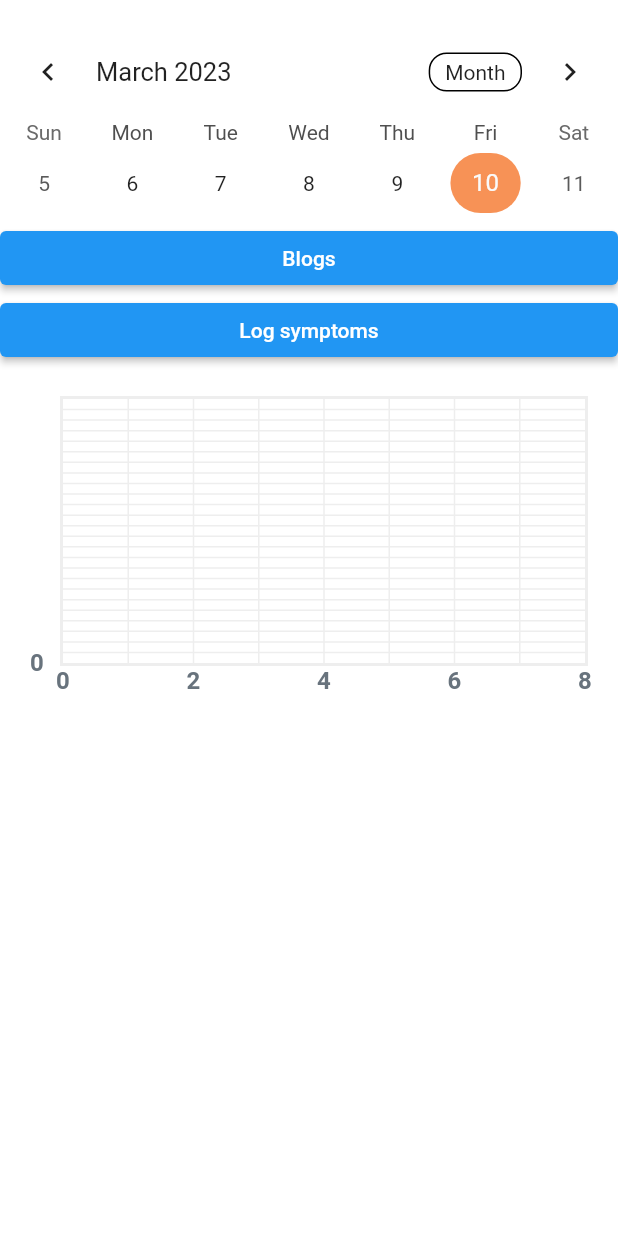
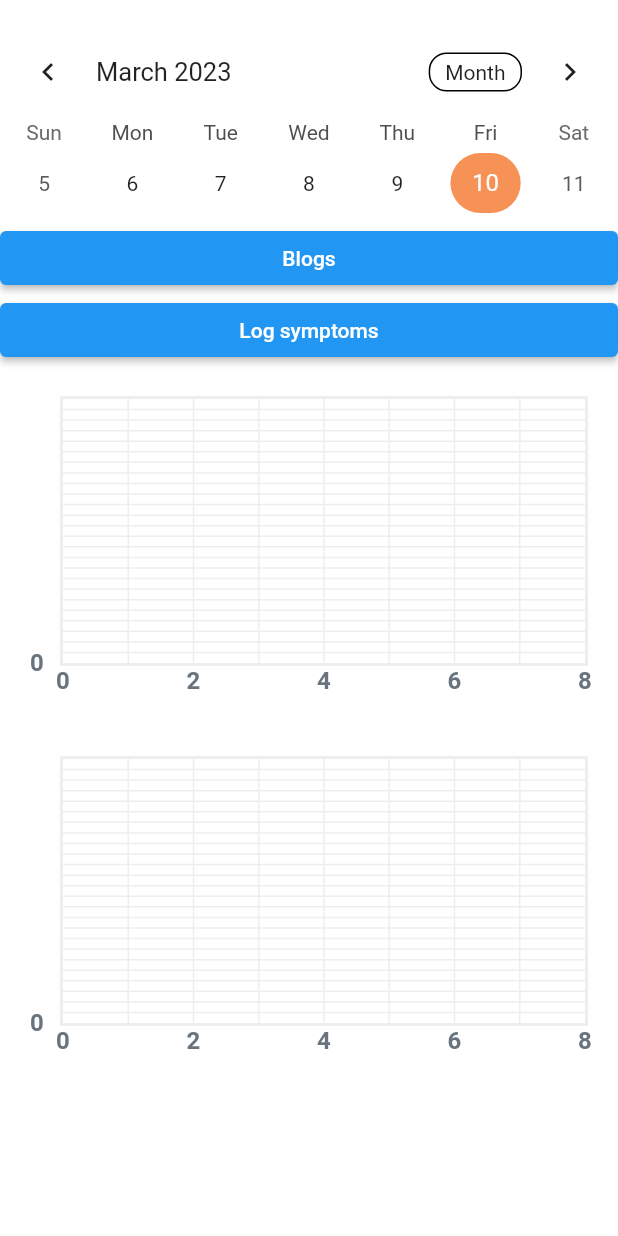
Before and after one commit to faakeha/zen, a Flutter app: the screen it shows after launch, on a phone screen of 412 x 824 dp. Run offline on Flutter 3.47's test engine with Material 2 defaults, Android fonts, the phone set to English and light mode, and no system bars; drawn by our look-alikes of fl_chart, table_calendar; our stand-ins replace cloud_firestore, firebase_auth, firebase_core, flutter_svg, fluttertoast, google_sign_in and 2 more; accounts and stored records are empty.

Commit message:
performance chart

```diff
--- a/lib/controllers/flchartpage_provider.dart
+++ b/lib/controllers/flchartpage_provider.dart
@@ -16,6 +16,10 @@ class FlChartPageProvider with ChangeNotifier {
 
   List<double> get scoreTotals => _scoreTotals;
 
+  List<double> _scoreAvg = [];
+
+  List<double> get scoreAvg => _scoreAvg;
+
   Future<void> getUser() async {
     _user = await _userRepository.getUser();
     notifyListeners();
@@ -27,7 +31,7 @@ class FlChartPageProvider with ChangeNotifier {
     List<AssessmentJson> x1;
     x1 = _user.assessments;
     print('${_user.assessments.length} LENGTH OF ASSESSMENTS');
-    if(x1.isNotEmpty) {
+    if (x1.isNotEmpty) {
       for (var item in x1) {
         print(item.symptomsTotal.toString());
         symptoms_total.add(item.symptomsTotal);
@@ -35,6 +39,21 @@ class FlChartPageProvider with ChangeNotifier {
       _scoreTotals = symptoms_total;
       notifyListeners();
     }
+  }
 
+  Future<void> PerformanceAvg() async {
+    List<double> performance_avg = [];
+
+    List<AssessmentJson> x1;
+    x1 = _user.assessments;
+    print('${_user.assessments.length} LENGTH OF ASSESSMENTS');
+    if (x1.isNotEmpty) {
+      for (var item in x1) {
+        print(item.performanceAverage.toString());
+        performance_avg.add(item.performanceAverage);
+      }
+      _scoreAvg = performance_avg;
+      notifyListeners();
+    }
   }
 }
--- a/lib/main.dart
+++ b/lib/main.dart
@@ -5,7 +5,6 @@ import 'package:firebase_core/firebase_core.dart';
 import 'package:fl_chart/fl_chart.dart';
 import 'package:zen/controllers/flchartpage_provider.dart';
 import 'package:zen/controllers/today_provider.dart';
-import 'package:zen/screens/dashboard/dashboard.dart';
 import 'package:flutter/material.dart';
 import 'package:zen/controllers/check_in_provider.dart';
 import 'package:zen/controllers/complete_profile_provider.dart';
@@ -18,7 +17,6 @@ import 'package:zen/controllers/assessment_provider.dart';
 import 'package:zen/controllers/blogs_provider.dart';
 import 'package:zen/screens/assessment/assessment.dart';
 import 'package:zen/screens/blogs/blogs.dart';
-import 'package:zen/screens/dashboard/linechart.dart';
 import 'package:zen/screens/today/today.dart';
 import 'package:zen/controllers/signup_provider.dart';
 
@@ -41,7 +39,6 @@ void main() async {
 }
 
 class MyApp extends StatefulWidget {
-
   const MyApp({super.key});
 
   @override
--- /dev/null
+++ b/lib/screens/dashboard/performance_dashboard.dart
@@ -0,0 +1,204 @@
+import 'package:flutter/material.dart';
+import 'package:fl_chart/fl_chart.dart';
+import 'package:provider/provider.dart';
+import 'package:zen/controllers/flchartpage_provider.dart';
+
+import '../../models/assessment_json.dart';
+import '../../repositories/assessment_repo.dart';
+
+class PerformanceDashboard extends StatefulWidget {
+  const PerformanceDashboard({Key? key}) : super(key: key);
+
+  @override
+  State<PerformanceDashboard> createState() => _PerformanceDashboardState();
+}
+
+class _PerformanceDashboardState extends State<PerformanceDashboard> {
+  @override
+  List<Color> gradientColors = [
+    const Color(0xff23b6e6),
+    const Color(0xff02d39a),
+  ];
+
+  @override
+  void initState() {
+    // TODO: implement initState
+    WidgetsBinding.instance.addPostFrameCallback((_) async => {
+          await context.read<FlChartPageProvider>().getUser(),
+          await context.read<FlChartPageProvider>().PerformanceAvg()
+        });
+  }
+
+  Widget build(BuildContext context) {
+    List<double> performance_avg =
+        context.watch<FlChartPageProvider>().scoreAvg;
+    List<FlSpot> spots = performance_avg.asMap().entries.map((e) {
+      return FlSpot(e.key.toDouble(), e.value);
+    }).toList();
+
+    //List<FlSpot> spots = [FlSpot(0, 1), FlSpot(4, 10)];
+
+    return Padding(
+      padding: const EdgeInsets.all(20.0),
+      child: SizedBox(
+        width: 200,
+        height: 200,
+        child: LineChart(LineChartData(
+            borderData: FlBorderData(
+                show: true,
+                border: Border.all(color: Colors.grey.shade200, width: 2)),
+            gridData: FlGridData(
+              show: true,
+              horizontalInterval: 2,
+              verticalInterval: 1,
+              getDrawingHorizontalLine: (value) {
+                return FlLine(color: Colors.grey.shade200, strokeWidth: 1);
+              },
+              drawVerticalLine: true,
+              getDrawingVerticalLine: (value) {
+                return FlLine(color: Colors.grey.shade200, strokeWidth: 1);
+              },
+            ),
+            titlesData: FlTitlesData(
+                show: true,
+                bottomTitles: AxisTitles(
+                  sideTitles: SideTitles(
+                      showTitles: true,
+                      reservedSize: 20,
+                      getTitlesWidget: (value, meta) {
+                        switch (value.toInt()) {
+                          case 0:
+                            return const Text(
+                              '0',
+                              style: TextStyle(
+                                color: Color(0xff68737d),
+                                fontWeight: FontWeight.bold,
+                                fontSize: 16,
+                              ),
+                            );
+                          case 2:
+                            return const Text(
+                              '2',
+                              style: TextStyle(
+                                color: Color(0xff68737d),
+                                fontWeight: FontWeight.bold,
+                                fontSize: 16,
+                              ),
+                            );
+                          case 4:
+                            return const Text(
+                              '4',
+                              style: TextStyle(
+                                color: Color(0xff68737d),
+                                fontWeight: FontWeight.bold,
+                                fontSize: 16,
+                              ),
+                            );
+                          case 6:
+                            return const Text(
+                              '6',
+                              style: TextStyle(
+                                color: Color(0xff68737d),
+                                fontWeight: FontWeight.bold,
+                                fontSize: 16,
+                              ),
+                            );
+                          case 8:
+                            return const Text(
+                              '8',
+                              style: TextStyle(
+                                color: Color(0xff68737d),
+                                fontWeight: FontWeight.bold,
+                                fontSize: 16,
+                              ),
+                            );
+                        }
+                        return const Text(" ");
+                      }),
+                ),
+                rightTitles: AxisTitles(
+                  sideTitles: SideTitles(showTitles: false),
+                ),
+                topTitles: AxisTitles(
+                  sideTitles: SideTitles(showTitles: false),
+                ),
+                leftTitles: AxisTitles(
+                    sideTitles: SideTitles(
+                        showTitles: true,
+                        reservedSize: 20,
+                        getTitlesWidget: (value, meta) {
+                          switch (value.toInt()) {
+                            case 0:
+                              return const Text(
+                                '0',
+                                style: TextStyle(
+                                  color: Color(0xff68737d),
+                                  fontWeight: FontWeight.bold,
+                                  fontSize: 16,
+                                ),
+                              );
+                            case 2:
+                              return const Text(
+                                '2',
+                                style: TextStyle(
+                                  color: Color(0xff68737d),
+                                  fontWeight: FontWeight.bold,
+                                  fontSize: 16,
+                                ),
+                              );
+                            case 4:
+                              return const Text(
+                                '4',
+                                style: TextStyle(
+                                  color: Color(0xff68737d),
+                                  fontWeight: FontWeight.bold,
+                                  fontSize: 16,
+                                ),
+                              );
+                            case 6:
+                              return const Text(
+                                '6',
+                                style: TextStyle(
+                                  color: Color(0xff68737d),
+                                  fontWeight: FontWeight.bold,
+                                  fontSize: 16,
+                                ),
+                              );
+                            case 8:
+                              return const Text(
+                                '8',
+                                style: TextStyle(
+                                  color: Color(0xff68737d),
+                                  fontWeight: FontWeight.bold,
+                                  fontSize: 16,
+                                ),
+                              );
+                          }
+                          return const Text(" ");
+                        }))),
+            maxX: 8,
+            maxY: 50,
+            minX: 0,
+            minY: 0,
+            lineBarsData: [
+              LineChartBarData(
+                  spots: spots,
+                  isCurved: true,
+                  color: Colors.black12,
+                  barWidth: 5,
+                  belowBarData: BarAreaData(
+                    show: true,
+                    gradient: const LinearGradient(
+                      colors: [
+                        Color(0xff23b6e6),
+                        Color(0xff02d39a),
+                      ],
+                      begin: Alignment.bottomLeft,
+                      end: Alignment.topRight,
+                    ),
+                  ))
+            ])),
+      ),
+    );
+  }
+}
--- a/lib/screens/today/today.dart
+++ b/lib/screens/today/today.dart
@@ -5,8 +5,9 @@ import 'package:zen/controllers/today_provider.dart';
 import 'package:zen/screens/assessment/assessment.dart';
 import 'package:zen/screens/blogs/blogs.dart';
 import 'package:zen/screens/constants.dart';
-import 'package:zen/screens/dashboard/dashboard.dart';
-import 'package:zen/screens/dashboard/linechart.dart';
+
+import '../dashboard/performance_dashboard.dart';
+import '../dashboard/symptoms_dashboard.dart';
 
 class Today extends StatefulWidget {
   const Today({Key? key}) : super(key: key);
@@ -18,16 +19,15 @@ class Today extends StatefulWidget {
 class _TodayState extends State<Today> {
   CalendarFormat _calendarFormat = CalendarFormat.week;
 
-
   @override
   void initState() {
     // TODO: implement initState
     super.initState();
-    WidgetsBinding.instance.addPostFrameCallback((_) async =>
-    {
-      await context.read<TodayProvider>().getUser(),
-    });
+    WidgetsBinding.instance.addPostFrameCallback((_) async => {
+          await context.read<TodayProvider>().getUser(),
+        });
   }
+
   @override
   Widget build(BuildContext context) {
     return Scaffold(
@@ -62,7 +62,7 @@ class _TodayState extends State<Today> {
             },
             child: Text('Log symptoms')),
         FlChartPage(),
-
+        PerformanceDashboard(),
       ]),
     );
   }
```
Also changed, not shown: lib/screens/dashboard/dashboard.dart (deleted, +0 -32 lines), lib/screens/dashboard/symptoms_dashboard.dart (renamed from lib/screens/dashboard/linechart.dart), pubspec.lock.
